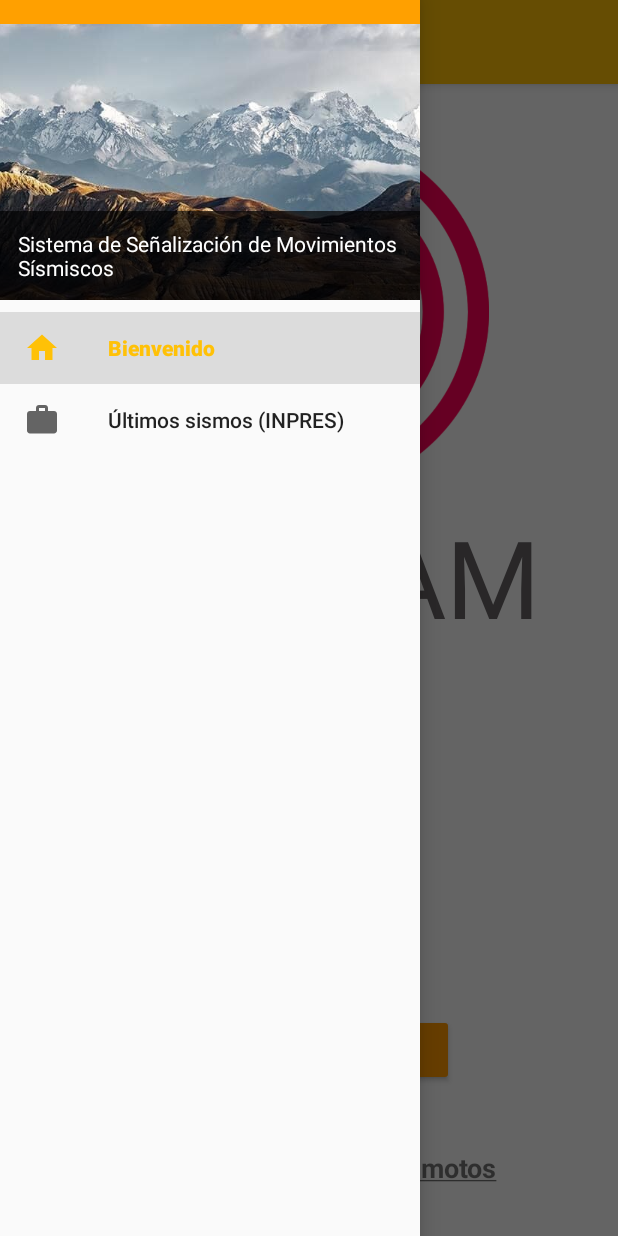
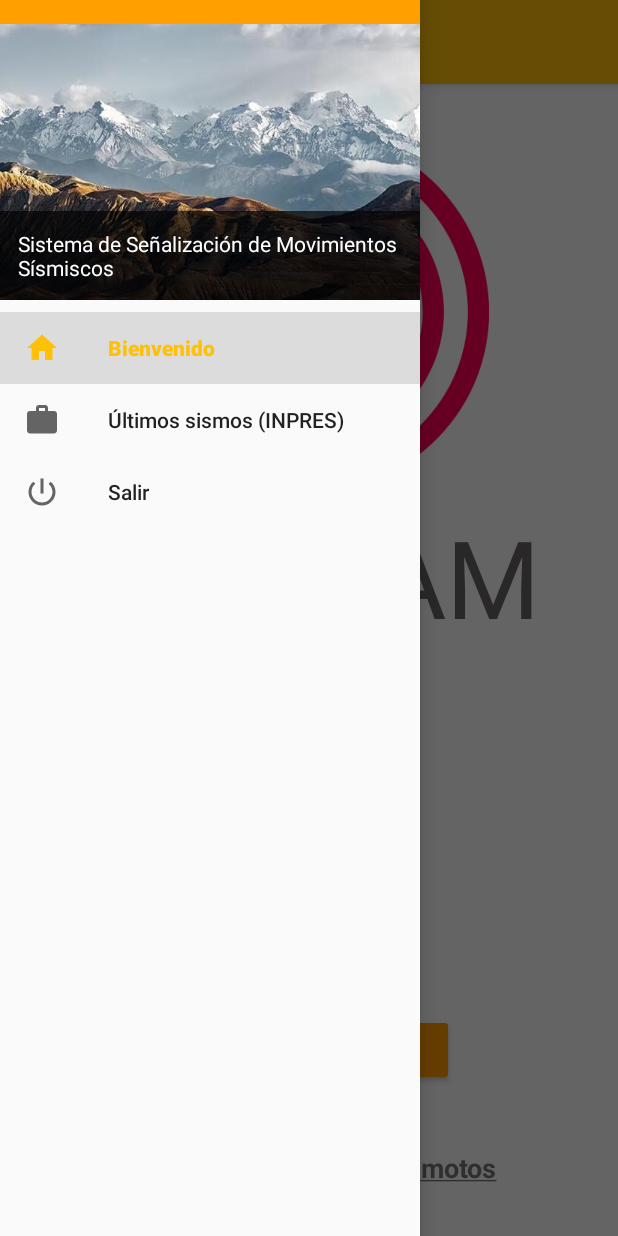
Before and after one commit to jkrasuk/SiSMoS, an Android app: the HomeActivity screen opened directly, with no data from a screen before it, with the side drawer open, on a phone screen of 412 x 824 dp. Run offline under Robolectric (Android 15) with nearby library versions, the phone set to English and light mode, and no system bars.

Commit message:
Boton salir y guardado del token

```diff
--- a/SiSMoS/app/src/main/java/com/jk/sismos/main/activities/HomeActivity.java
+++ b/SiSMoS/app/src/main/java/com/jk/sismos/main/activities/HomeActivity.java
@@ -74,6 +74,9 @@ public class HomeActivity extends AppCompatActivity
             case R.id.nav_inpres:
                 title = R.string.menu_inpres;
                 break;
+            case R.id.nav_exit:
+                title = R.string.exit;
+                break;
             default:
                 throw new IllegalArgumentException("menu option not implemented!!");
         }
@@ -89,6 +92,9 @@ public class HomeActivity extends AppCompatActivity
                 Fragment fragmentHistory = OfficialHistoryContentFragment.newInstance(getString(title));
                 FragmentManager fragmentHistoryManager = getSupportFragmentManager();
                 fragmentHistoryManager.beginTransaction().replace(R.id.home_content, fragmentHistory).commit();
+                break;
+            case R.string.exit:
+                finish();
                 break;
         }
 
--- a/SiSMoS/app/src/main/java/com/jk/sismos/main/data/remote/ApiUtils.java
+++ b/SiSMoS/app/src/main/java/com/jk/sismos/main/data/remote/ApiUtils.java
@@ -4,9 +4,6 @@ public class ApiUtils {
 
     public static final String BASE_URL = "http://so-unlam.net.ar/";
 
-    private ApiUtils() {
-    }
-
     public static APIService getAPIService() {
 
         return RetrofitClient.getClient(BASE_URL).create(APIService.class);
--- a/SiSMoS/app/src/main/java/com/jk/sismos/main/data/remote/RetrofitClient.java
+++ b/SiSMoS/app/src/main/java/com/jk/sismos/main/data/remote/RetrofitClient.java
@@ -21,6 +21,7 @@ public class RetrofitClient {
                     .addConverterFactory(GsonConverterFactory.create())
                     .build();
         }
+
         return retrofit;
     }
 }
--- /dev/null
+++ b/SiSMoS/app/src/main/res/drawable/ic_power_settings_new_black_24dp.xml
@@ -0,0 +1,9 @@
+<vector xmlns:android="http://schemas.android.com/apk/res/android"
+        android:width="24dp"
+        android:height="24dp"
+        android:viewportWidth="24.0"
+        android:viewportHeight="24.0">
+    <path
+        android:fillColor="#FF000000"
+        android:pathData="M13,3h-2v10h2L13,3zM17.83,5.17l-1.42,1.42C17.99,7.86 19,9.81 19,12c0,3.87 -3.13,7 -7,7s-7,-3.13 -7,-7c0,-2.19 1.01,-4.14 2.58,-5.42L6.17,5.17C4.23,6.82 3,9.26 3,12c0,4.97 4.03,9 9,9s9,-4.03 9,-9c0,-2.74 -1.23,-5.18 -3.17,-6.83z"/>
+</vector>
--- a/SiSMoS/app/src/main/res/menu/activity_home_navigation_drawer.xml
+++ b/SiSMoS/app/src/main/res/menu/activity_home_navigation_drawer.xml
@@ -32,6 +32,11 @@
             android:icon="@drawable/ic_menu_inpres"
             android:title="@string/menu_inpres" />
     </group>
-
+    <group android:checkableBehavior="single">
+        <item
+            android:id="@+id/nav_exit"
+            android:icon="@drawable/ic_power_settings_new_black_24dp"
+            android:title="@string/exit" />
+    </group>
 
 </menu>
--- a/SiSMoS/app/src/main/res/values/strings.xml
+++ b/SiSMoS/app/src/main/res/values/strings.xml
@@ -21,4 +21,5 @@
     <string name="menu_group">Group</string>
     <string name="healthCare">Cuidados de la salud ante terremotos</string>
     <string name="menu_home">Bienvenido</string>
+    <string name="exit">Salir</string>
 </resources>
```
Also changed, not shown: SiSMoS/app/src/main/java/com/jk/sismos/main/activities/LoginActivity.java (+41 -12 lines), SiSMoS/app/src/main/java/com/jk/sismos/main/data/model/UserPost.java (+13 -0 lines), SiSMoS/app/src/main/java/com/jk/sismos/main/data/remote/Request.java (+8 -8 lines), SiSMoS/app/src/main/java/com/jk/sismos/main/data/remote/RequestCallbacks.java (+7 -1 lines).
